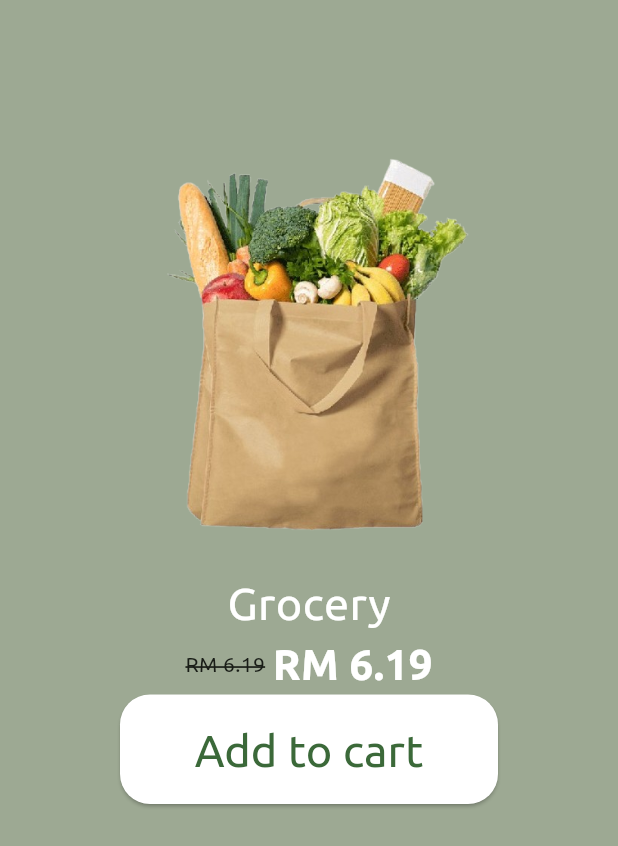
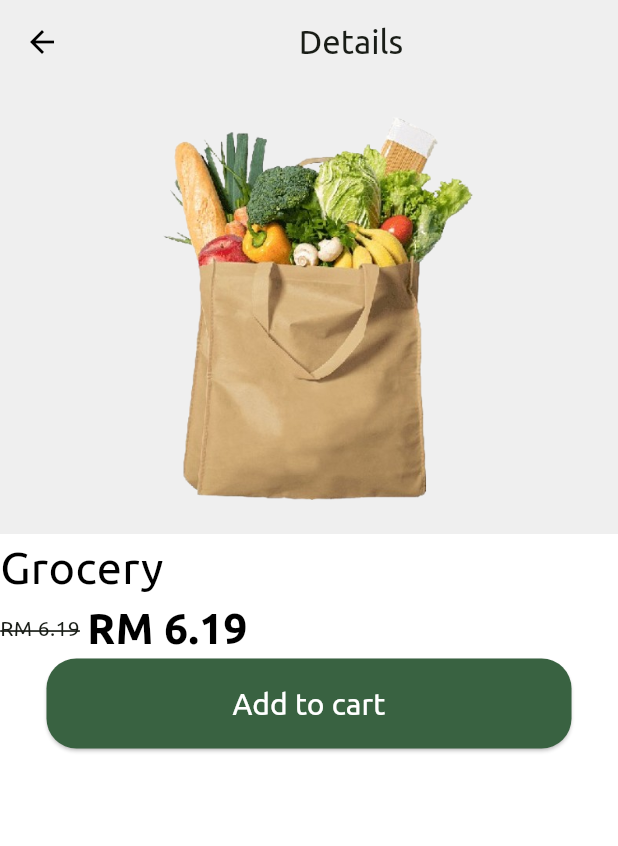
Before and after one commit to haiqalhasly/wastewise, a Flutter app: the Productdetail screen opened by its route, on a phone screen of 412 x 824 dp. Shown: the top 846 px of the screen. Run offline on Flutter 3.47's test engine with Material 3 defaults, Android fonts, the phone set to English and light mode, and no system bars; our stand-ins replace font_awesome_flutter; project files that could hold a hidden picture were left out.

Commit message:
adding container box around image

```diff
--- a/wastewise/lib/pages/productDetail.dart
+++ b/wastewise/lib/pages/productDetail.dart
@@ -6,39 +6,59 @@ class Productdetail extends StatelessWidget {
   @override
   Widget build(BuildContext context) {
     return Scaffold(
-      body: Padding(
-        padding: const EdgeInsets.all(80),
-        child: Column(
-          crossAxisAlignment: CrossAxisAlignment.center,
+      backgroundColor: Colors.white,
+      extendBodyBehindAppBar: false,
+      appBar: AppBar(
+        iconTheme: const IconThemeData(color: Colors.black),
+        backgroundColor: const Color.fromARGB(255, 239, 239, 239),
+        title: const Center(
+          child: Text(
+            "Details",
+          ),
+        ),
+      ),
+      body: Column(
+        crossAxisAlignment: CrossAxisAlignment.start,
         children: [
-            Image.asset(
+          Container(
+            decoration: const BoxDecoration(
+              color: Color.fromARGB(255, 239, 239, 239),
+              // boxShadow: [BoxShadow(blurRadius: 1)]
+            ),
+            width: MediaQuery.of(context).size.width,
+            height: 300,
+            child: Padding(
+              padding: const EdgeInsets.all(20),
+              child: Image.asset(
                 'lib/assets/grocerybag.png',
-              height: 300,
+              ),
+            ),
           ),
           const Text(
             'Grocery',
-              style: TextStyle(color: Colors.white, fontSize: 30),
+            style: TextStyle(color: Colors.black, fontSize: 30),
           ),
-            Row(mainAxisAlignment: MainAxisAlignment.center, children: [
-              const Text(
+          const Row(mainAxisAlignment: MainAxisAlignment.start, children: [
+            Text(
               'RM 6.19',
               style: TextStyle(decoration: TextDecoration.lineThrough),
             ),
             SizedBox(
               width: 5,
             ),
-              const Text(
+            Text(
               'RM 6.19',
               style: TextStyle(
                   fontSize: 28,
-                    color: Colors.white,
+                  color: Colors.black,
                   fontWeight: FontWeight.bold),
             ),
           ]),
-            ElevatedButton(
+          Center(
+            child: ElevatedButton(
                 onPressed: () {},
                 style: ElevatedButton.styleFrom(
-                  backgroundColor: Colors.white,
+                  backgroundColor: const Color(0xFF396241),
                   shape: RoundedRectangleBorder(
                       borderRadius: BorderRadius.circular(20)),
                   minimumSize: const Size(350, 60), // Width 200 and height 60
@@ -47,10 +67,10 @@ class Productdetail extends StatelessWidget {
                 ),
                 child: const Text(
                   'Add to cart',
-                  style: TextStyle(fontSize: 30),
-                ))
+                  style: TextStyle(fontSize: 20, color: Colors.white),
+                )),
+          )
         ],
-        ),
       ),
     );
   }
```
Lines whose indentation alone changed are shown as unchanged.
